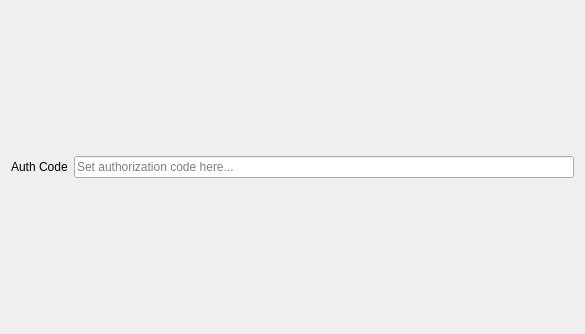
The window that src/rehearsalchef/chefform.ui (alexcoy257/lrnet) describes before a commit, drawn with Qt 5.
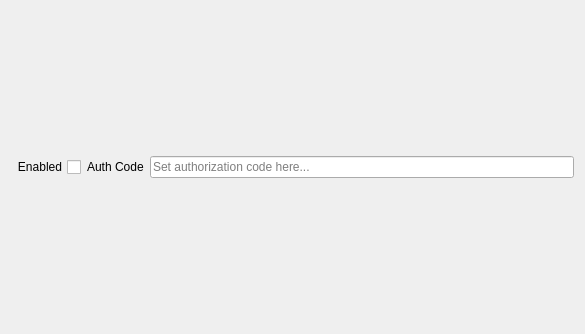
The same window after the commit.

```diff
--- a/src/rehearsalchef/chefform.ui
+++ b/src/rehearsalchef/chefform.ui
@@ -25,6 +25,19 @@
    </item>
    <item row="0" column="0" colspan="2">
     <layout class="QHBoxLayout" name="m_authArea">
+     <item>
+      <widget class="QCheckBox" name="codeEnabledBox">
+       <property name="toolTip">
+        <string>If checked, users can connect to the server using the current authorization code</string>
+       </property>
+       <property name="layoutDirection">
+        <enum>Qt::RightToLeft</enum>
+       </property>
+       <property name="text">
+        <string>Enabled</string>
+       </property>
+      </widget>
+     </item>
      <item>
       <widget class="QLabel" name="authLabel">
        <property name="toolTip">
```
Left out of the diff: 12 changed lines with no effect on the pictures.
